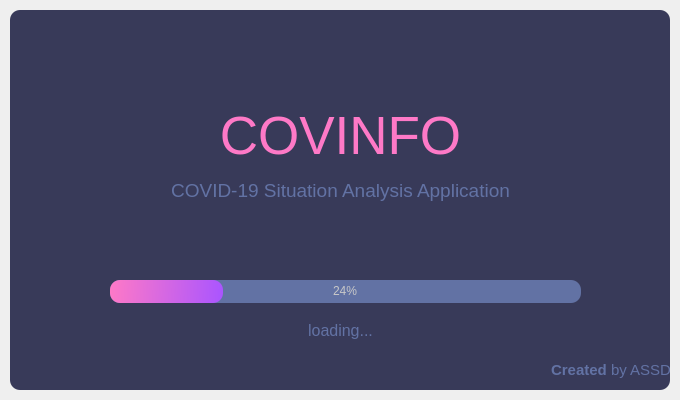
s-a-j-a-g/PortfolioSoftware, file SplashScreen.ui: the form before one commit.
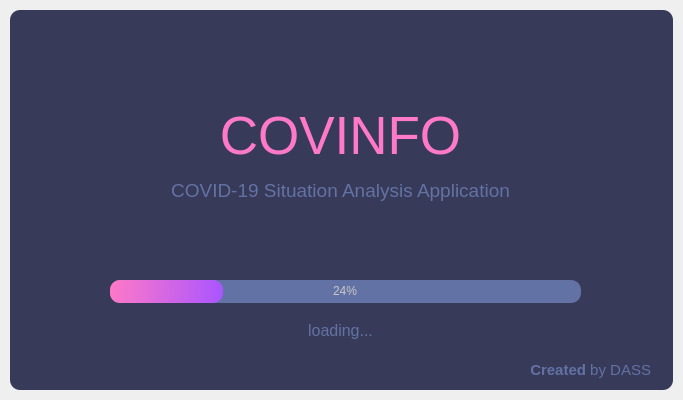
The form after the commit.

Diff of the .ui file:
```diff
--- a/SplashScreen.ui
+++ b/SplashScreen.ui
@@ -6,7 +6,7 @@
    <rect>
     <x>0</x>
     <y>0</y>
-    <width>680</width>
+    <width>683</width>
     <height>400</height>
    </rect>
   </property>
@@ -149,7 +149,7 @@
         <rect>
          <x>0</x>
          <y>350</y>
-         <width>661</width>
+         <width>641</width>
          <height>21</height>
         </rect>
        </property>
@@ -162,7 +162,7 @@
         <string notr="true">color: rgb(98, 114, 164);</string>
        </property>
        <property name="text">
-        <string>&lt;strong&gt;Created&lt;/strong&gt; by ASSD</string>
+        <string>&lt;html&gt;&lt;head/&gt;&lt;body&gt;&lt;p&gt;&lt;span style=&quot; font-weight:600;&quot;&gt;Created&lt;/span&gt; by DASS&lt;/p&gt;&lt;/body&gt;&lt;/html&gt;</string>
        </property>
        <property name="alignment">
         <set>Qt::AlignRight|Qt::AlignTrailing|Qt::AlignVCenter</set>
```
